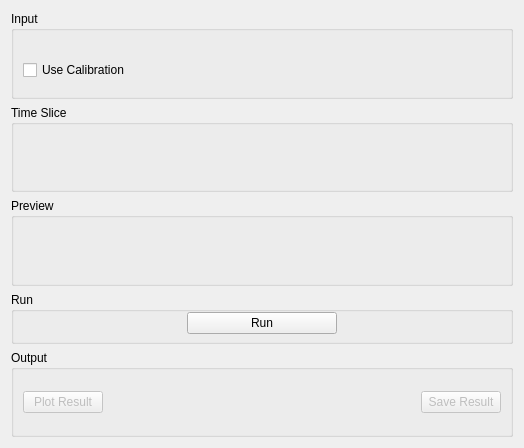
Above: qt/scientific_interfaces/Indirect/ISISDiagnostics.ui from mantidproject/mantid before the change. Below: the same form after it.
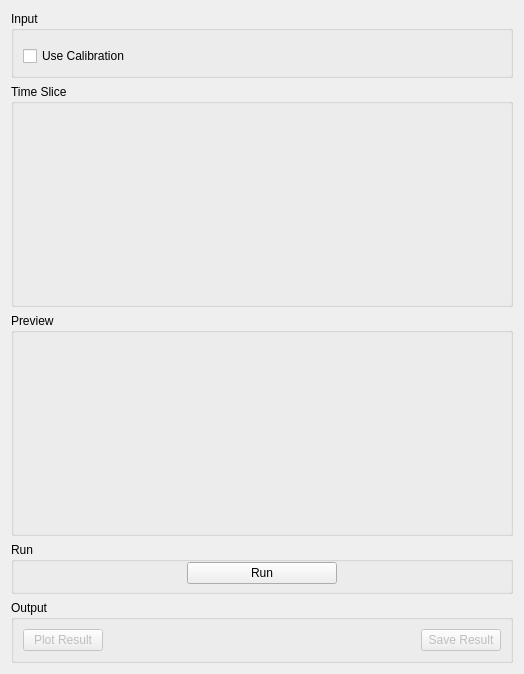
That is the form after the change. Custom widgets are drawn as their Qt base class.

Commit message: Refs #25901. Port most of Indirect Diagnostics

```diff
--- a/qt/scientific_interfaces/Indirect/ISISDiagnostics.ui
+++ b/qt/scientific_interfaces/Indirect/ISISDiagnostics.ui
@@ -7,7 +7,7 @@
     <x>0</x>
     <y>0</y>
     <width>524</width>
-    <height>448</height>
+    <height>633</height>
    </rect>
   </property>
   <property name="minimumSize">
@@ -109,11 +109,23 @@
       <string>Time Slice</string>
      </property>
      <layout class="QHBoxLayout" name="horizontalLayout_2">
+      <property name="topMargin">
+       <number>0</number>
+      </property>
+      <property name="bottomMargin">
+       <number>0</number>
+      </property>
       <item>
        <layout class="QVBoxLayout" name="properties"/>
       </item>
       <item>
        <widget class="MantidQt::MantidWidgets::PreviewPlot" name="ppRawPlot" native="true">
+        <property name="minimumSize">
+         <size>
+          <width>0</width>
+          <height>200</height>
+         </size>
+        </property>
         <property name="canvasColour" stdset="0">
          <color>
           <red>255</red>
@@ -132,8 +144,20 @@
       <string>Preview</string>
      </property>
      <layout class="QVBoxLayout" name="verticalLayout_15">
+      <property name="topMargin">
+       <number>0</number>
+      </property>
+      <property name="bottomMargin">
+       <number>0</number>
+      </property>
       <item>
        <widget class="MantidQt::MantidWidgets::PreviewPlot" name="ppSlicePreview" native="true">
+        <property name="minimumSize">
+         <size>
+          <width>0</width>
+          <height>200</height>
+         </size>
+        </property>
         <property name="canvasColour" stdset="0">
          <color>
           <red>255</red>
@@ -257,12 +281,6 @@
   </layout>
  </widget>
  <customwidgets>
-  <customwidget>
-   <class>MantidQt::API::MWRunFiles</class>
-   <extends>QWidget</extends>
-   <header>MantidQtWidgets/Common/MWRunFiles.h</header>
-   <container>1</container>
-  </customwidget>
   <customwidget>
    <class>MantidQt::MantidWidgets::DataSelector</class>
    <extends>QWidget</extends>
@@ -274,6 +292,12 @@
    <header>MantidQtWidgets/Plotting/PreviewPlot.h</header>
    <container>1</container>
   </customwidget>
+  <customwidget>
+   <class>MantidQt::API::MWRunFiles</class>
+   <extends>QWidget</extends>
+   <header>MantidQtWidgets/Common/MWRunFiles.h</header>
+   <container>1</container>
+  </customwidget>
  </customwidgets>
  <tabstops>
   <tabstop>ckUseCalibration</tabstop>
```
Left out of the diff: 9 changed lines with no effect on the pictures. The commit also changes 18 other files.
